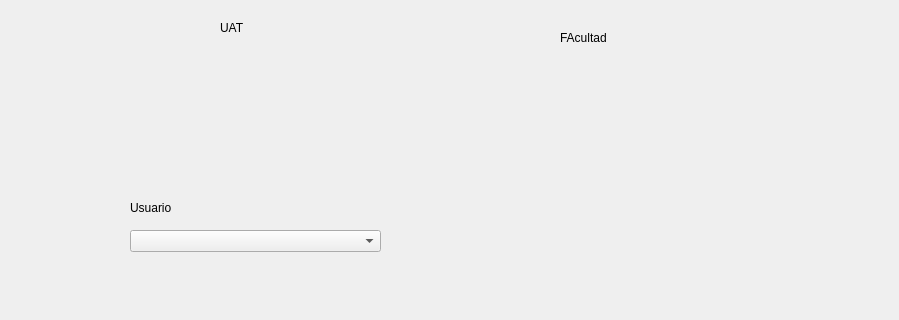
Before: the Qt Designer form Unidad 2/P_03_ComboBox.ui in adanclv/PIP_2024_1, drawn with Qt 5; both pictures show x 0 to 899 and y 0 to 320 of the 899 by 580 pixel window.
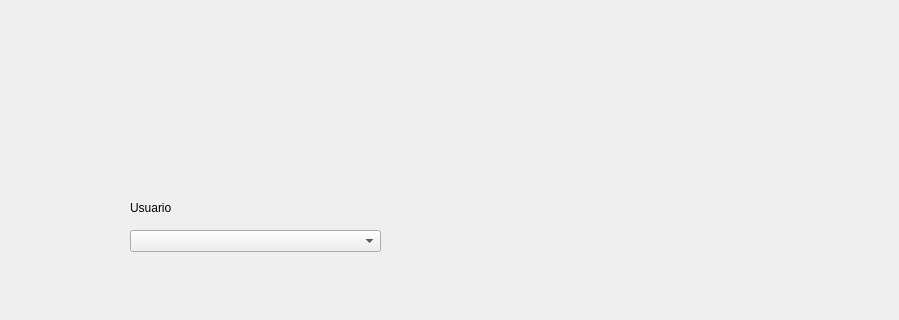
After: the same form once the commit is applied. Icons and pictures are not drawn.

What changed in the file:
```diff
--- a/Unidad 2/P_03_ComboBox.ui
+++ b/Unidad 2/P_03_ComboBox.ui
@@ -19,8 +19,8 @@
      <rect>
       <x>30</x>
       <y>20</y>
-      <width>171</width>
-      <height>101</height>
+      <width>291</width>
+      <height>121</height>
      </rect>
     </property>
     <property name="text">
@@ -36,10 +36,10 @@
    <widget class="QLabel" name="label_2">
     <property name="geometry">
      <rect>
-      <x>674</x>
-      <y>30</y>
-      <width>171</width>
-      <height>91</height>
+      <x>584</x>
+      <y>20</y>
+      <width>261</width>
+      <height>121</height>
      </rect>
     </property>
     <property name="text">
@@ -71,33 +71,7 @@
      <bool>true</bool>
     </property>
    </widget>
-   <widget class="QLabel" name="label_5">
-    <property name="geometry">
-     <rect>
-      <x>560</x>
-      <y>30</y>
-      <width>55</width>
-      <height>16</height>
-     </rect>
-    </property>
-    <property name="text">
-     <string>FAcultad</string>
-    </property>
-   </widget>
-   <widget class="QLabel" name="label_6">
-    <property name="geometry">
-     <rect>
-      <x>220</x>
-      <y>20</y>
-      <width>55</width>
-      <height>16</height>
-     </rect>
-    </property>
-    <property name="text">
-     <string>UAT</string>
-    </property>
-   </widget>
-   <widget class="QLabel" name="img_persona_4">
+   <widget class="QLabel" name="img_persona">
     <property name="geometry">
      <rect>
       <x>460</x>
```
Left out of the diff: 11 changed lines with no effect on the pictures.
